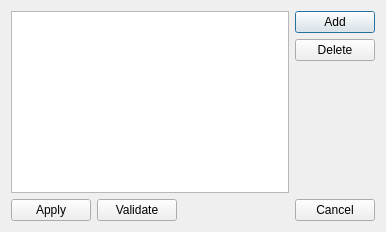
This is ui/v3ext.ui in chris2511/xca as Qt 5 draws it before an edit. The edited form follows.
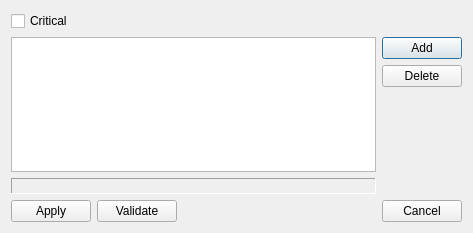
This is the edited form. Custom widgets are drawn as their Qt base class.

```diff
--- a/ui/v3ext.ui
+++ b/ui/v3ext.ui
@@ -6,15 +6,36 @@
    <rect>
     <x>0</x>
     <y>0</y>
-    <width>386</width>
-    <height>232</height>
+    <width>473</width>
+    <height>233</height>
    </rect>
   </property>
-  <layout class="QVBoxLayout" name="verticalLayout">
+  <layout class="QVBoxLayout" name="verticalLayout_2">
+   <item>
+    <widget class="QCheckBox" name="critical">
+     <property name="text">
+      <string notr="true">Critical</string>
+     </property>
+    </widget>
+   </item>
    <item>
     <layout class="QHBoxLayout" name="horizontalLayout">
      <item>
-      <widget class="kvView" name="tab"/>
+      <layout class="QVBoxLayout" name="verticalLayout">
+       <item>
+        <widget class="kvView" name="tab"/>
+       </item>
+       <item>
+        <widget class="QLabel" name="infoLabel">
+         <property name="frameShape">
+          <enum>QFrame::Panel</enum>
+         </property>
+         <property name="frameShadow">
+          <enum>QFrame::Sunken</enum>
+         </property>
+        </widget>
+       </item>
+      </layout>
      </item>
      <item>
       <layout class="QVBoxLayout">
```
